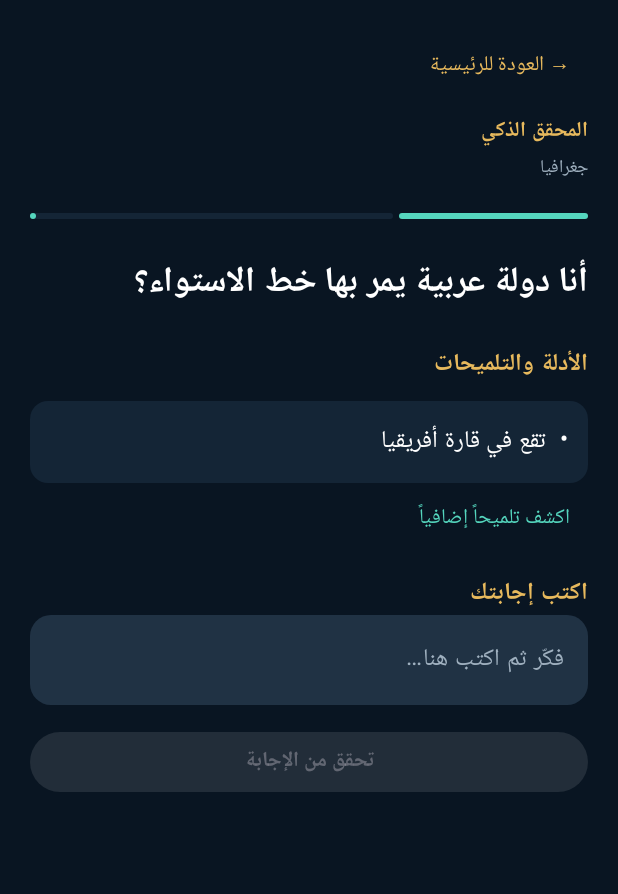
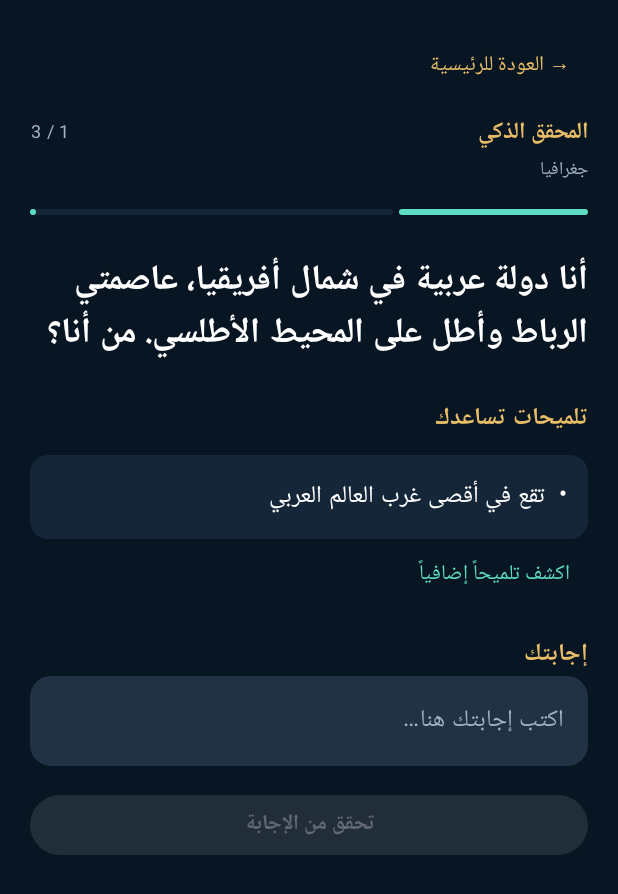
Before and after one commit to mohmed7689065353352-hub/-, an Android app built with Jetpack Compose: the screen it shows after launch (MainActivity), after a tap on an icon or button, on a phone screen of 412 x 824 dp. Shown: the top 894 px of the screen. Run offline under Robolectric (Android 15) with nearby library versions, the phone set to English and light mode, and no system bars.

Commit message:
feat: expand Arabic challenge gameplay and publish APK artifact

```diff
--- a/app/src/main/java/com/knowledgechallenge/app/MainActivity.kt
+++ b/app/src/main/java/com/knowledgechallenge/app/MainActivity.kt
@@ -1,5 +1,5 @@
 package com.knowledgechallenge.app
-
+import android.content.Context
 import android.os.Bundle
 import androidx.activity.ComponentActivity
 import androidx.activity.compose.setContent
@@ -15,122 +15,128 @@ import androidx.compose.runtime.*
 import androidx.compose.ui.Modifier
 import androidx.compose.ui.graphics.Brush
 import androidx.compose.ui.graphics.Color
+import androidx.compose.ui.platform.LocalLayoutDirection
+import androidx.compose.ui.text.TextStyle
 import androidx.compose.ui.text.font.FontWeight
 import androidx.compose.ui.text.style.TextAlign
 import androidx.compose.ui.unit.LayoutDirection
 import androidx.compose.ui.unit.dp
 import androidx.compose.ui.unit.sp
-import androidx.compose.ui.platform.LocalLayoutDirection
 
-private val Ink = Color(0xFF091522)
-private val Panel = Color(0xFF142536)
-private val Gold = Color(0xFFE7B95D)
-private val Mint = Color(0xFF55D6BE)
-private val Muted = Color(0xFF9FB0BF)
+private val Ink=Color(0xFF081522)
+private val Panel=Color(0xFF142638)
+private val Gold=Color(0xFFE8BD68)
+private val Mint=Color(0xFF5DDEC4)
+private val Muted=Color(0xFF9FB2C2)
 
-class MainActivity : ComponentActivity() {
- override fun onCreate(savedInstanceState: Bundle?) {
-  super.onCreate(savedInstanceState)
-  setContent { KnowledgeApp() }
- }
+class MainActivity:ComponentActivity(){
+ override fun onCreate(savedInstanceState:Bundle?){super.onCreate(savedInstanceState);setContent{KnowledgeApp(applicationContext)}}
 }
-private enum class Mode(val title: String, val subtitle: String, val mark: String) {
- DETECTIVE("المحقق الذكي","اجمع الأدلة واكشف الحقيقة","⌕"),
- RIDDLE("اكشف اللغز","فكّر بطريقة مختلفة","◇"),
- CORRECT("صحّح المعلومة","اكتشف الخطأ وصححه","✓"),
- MEMORY("تحدي الذاكرة","اختبر قوة ملاحظتك","▦"),
- PATTERN("أكمل الشفرة","اكتشف النمط الخفي","⌘"),
- WRITE("سؤال بلا خيارات","اكتب الإجابة من تفكيرك","✎")
+private enum class Mode(val title:String,val subtitle:String,val mark:String){
+ DETECTIVE("المحقق الذكي","اجمع الأدلة واكشف الحقيقة","⌕"),RIDDLE("اكشف اللغز","فكّر خارج المألوف","◇"),
+ CORRECT("صحّح المعلومة","ميّز الحقيقة من الخطأ","✓"),MEMORY("تحدي الذاكرة","اختبر قوة ملاحظتك","▦"),
+ PATTERN("أكمل النمط","اكتشف التسلسل الخفي","⌘"),WRITE("سؤال بلا خيارات","اكتب الإجابة من معرفتك","✎")
 }
-private data class Challenge(val mode: Mode,val category:String,val prompt:String,val clues:List<String>,val answer:String,val explanation:String)
-private val challenges = listOf(
- Challenge(Mode.DETECTIVE,"جغرافيا","أنا دولة عربية يمر بها خط الاستواء؟",listOf("تقع في قارة أفريقيا","لها ساحل على المحيط الهندي","عاصمتها موروني"),"جزر القمر","جزر القمر دولة جزرية تقع في المحيط الهندي قبالة الساحل الشرقي لأفريقيا."),
- Challenge(Mode.RIDDLE,"ألغاز منطقية","شيء كلما أخذت منه كبر، فما هو؟",listOf("فكر في شيء يتسع بالنقصان"),"الحفرة","كلما أزلت من التراب اتسعت الحفرة."),
- Challenge(Mode.CORRECT,"علوم","صحّح العبارة: الشمس تدور حول الأرض.",listOf("حدد الجزء العلمي غير الصحيح ثم اكتب التصحيح"),"الأرض تدور حول الشمس","الأرض والكواكب تدور حول الشمس، بينما تدور الأرض حول محورها أيضاً."),
- Challenge(Mode.PATTERN,"رياضيات","ما العدد التالي في السلسلة؟ 2، 6، 12، 20، 30، ؟",listOf("الفروق بين الأعداد هي 4، 6، 8، 10"),"42","الفروق تزداد بمقدار 2؛ الفرق التالي 12، إذن 30 + 12 = 42."),
- Challenge(Mode.WRITE,"ثقافة عامة","ما اسم العملية التي تصنع بها النباتات غذاءها باستخدام ضوء الشمس؟",listOf("تحدث في الأوراق وتحتاج إلى الماء وثاني أكسيد الكربون"),"البناء الضوئي","البناء الضوئي يحول الطاقة الضوئية إلى طاقة كيميائية مخزنة في الغذاء."),
- Challenge(Mode.MEMORY,"ذاكرة وملاحظة","تذكّر العناصر: قمر، مفتاح، نخلة، كتاب. ما العنصر الثاني؟",listOf("خذ لحظة لتصور العناصر بالترتيب"),"مفتاح","العنصر الثاني في التسلسل هو المفتاح.")
+private data class Challenge(val mode:Mode,val category:String,val prompt:String,val clues:List<String>,val answers:List<String>,val explanation:String)
+private val bank=listOf(
+ Challenge(Mode.DETECTIVE,"جغرافيا","أنا دولة عربية في شمال أفريقيا، عاصمتي الرباط وأطل على المحيط الأطلسي. من أنا؟",listOf("تقع في أقصى غرب العالم العربي","تشتهر بمدن مثل مراكش وفاس"),listOf("المغرب"),"المغرب دولة عربية تقع في شمال غرب أفريقيا وعاصمتها الرباط."),
+ Challenge(Mode.DETECTIVE,"تاريخ","حضارة قديمة بنت الأهرامات الكبرى قرب نهر النيل. ما اسمها؟",listOf("اشتهرت بالفراعنة","من أبرز آثارها أهرامات الجيزة"),listOf("الحضارة المصرية","مصر القديمة"),"الحضارة المصرية القديمة شيدت أهرامات الجيزة."),
+ Challenge(Mode.DETECTIVE,"علوم","كوكب أحمر اللون ويُعرف بالكوكب الأحمر. من هو؟",listOf("هو رابع كواكب المجموعة الشمسية","سطحه غني بأكاسيد الحديد"),listOf("المريخ"),"يظهر المريخ بلون مائل إلى الأحمر بسبب أكاسيد الحديد على سطحه."),
+ Challenge(Mode.RIDDLE,"ألغاز","شيء كلما أخذت منه كبر، فما هو؟",listOf("لا تراه عادةً كجسم مستقل","يتسع عندما تزيل ما بداخله"),listOf("الحفرة"),"كلما أزلت التراب من الحفرة ازداد حجمها."),
+ Challenge(Mode.RIDDLE,"تفكير منطقي","له أسنان ولا يعض، ما هو؟",listOf("تستخدمه لترتيب الشعر","يوجد غالباً في الحمام"),listOf("المشط"),"المشط له أسنان لكنه لا يعض."),
+ Challenge(Mode.RIDDLE,"ألغاز","ما الشيء الذي يكتب ولا يقرأ؟",listOf("قد يكون من الخشب أو الحبر","تستخدمه في الدراسة"),listOf("القلم"),"القلم يكتب به الإنسان لكنه لا يقرأ."),
+ Challenge(Mode.CORRECT,"علوم","صحّح العبارة: الشمس تدور حول الأرض.",listOf("فكر في مركز المجموعة الشمسية"),listOf("الأرض تدور حول الشمس","تدور الأرض حول الشمس"),"الأرض والكواكب تدور حول الشمس، والأرض تدور أيضاً حول محورها."),
+ Challenge(Mode.CORRECT,"جغرافيا","صحّح العبارة: المحيط الهادئ أصغر محيطات العالم.",listOf("قارن مساحته بالمحيط المتجمد الشمالي"),listOf("المحيط الهادئ أكبر محيطات العالم","الهادئ أكبر محيط"),"المحيط الهادئ هو أكبر محيطات العالم مساحةً."),
+ Challenge(Mode.CORRECT,"علوم","صحّح العبارة: يتنفس الإنسان باستخدام المعدة.",listOf("عضو التنفس الأساسي زوجي"),listOf("يتنفس الإنسان بالرئتين","الرئتين","الرئة"),"الرئتان هما العضوان الرئيسيان المسؤولان عن تبادل الغازات في التنفس."),
+ Challenge(Mode.MEMORY,"ذاكرة","احفظ الترتيب: قمر، مفتاح، نخلة، كتاب. ما العنصر الثالث؟",listOf("تخيّل العناصر الأربعة بالترتيب"),listOf("نخلة","النخلة"),"العنصر الثالث في التسلسل هو النخلة."),
+ Challenge(Mode.MEMORY,"ذاكرة","تذكّر: أزرق، أصفر، أخضر، أحمر. ما اللون الأول؟",listOf("رتّب الألوان في ذهنك"),listOf("أزرق","الازرق","الأزرق"),"اللون الأول في القائمة هو الأزرق."),
+ Challenge(Mode.MEMORY,"ملاحظة","تذكّر الأرقام: 8، 3، 6، 1، 9. ما الرقم الرابع؟",listOf("أعد التسلسل في ذهنك"),listOf("1","١","واحد"),"الرقم الرابع هو 1."),
+ Challenge(Mode.PATTERN,"رياضيات","ما العدد التالي؟ 2، 6، 12، 20، 30، ؟",listOf("الفروق: 4، 6، 8، 10"),listOf("42","اثنان واربعون","اثنان وأربعون"),"الفرق التالي 12، إذن العدد هو 42."),
+ Challenge(Mode.PATTERN,"رياضيات","أكمل السلسلة: 5، 10، 20، 40، ؟",listOf("كل عدد يساوي ضعف السابق"),listOf("80","ثمانون"),"نضاعف العدد السابق: 40 × 2 = 80."),
+ Challenge(Mode.PATTERN,"منطق","ما العدد الناقص؟ 1، 4، 9، 16، ؟",listOf("هذه مربعات أعداد صحيحة متتالية"),listOf("25","خمسة وعشرون"),"الأعداد مربعات: 1²، 2²، 3²، 4²، ثم 5² = 25."),
+ Challenge(Mode.WRITE,"علوم","ما اسم العملية التي تصنع بها النباتات غذاءها باستخدام ضوء الشمس؟",listOf("تحدث غالباً في الأوراق وتحتاج إلى الضوء"),listOf("البناء الضوئي","التمثيل الضوئي"),"البناء الضوئي يحول الطاقة الضوئية إلى طاقة كيميائية مخزنة في الغذاء."),
+ Challenge(Mode.WRITE,"جغرافيا","ما أكبر قارة في العالم من حيث المساحة؟",listOf("تضم الصين والهند والعديد من الدول"),listOf("آسيا","قارة آسيا"),"آسيا هي أكبر قارات العالم مساحةً."),
+ Challenge(Mode.WRITE,"ثقافة عامة","كم عدد أضلاع الشكل السداسي؟",listOf("اسمه يدل على العدد"),listOf("6","٦","ستة"),"الشكل السداسي له ستة أضلاع.")
 )
-@Composable private fun KnowledgeApp() {
- var selected by remember { mutableStateOf<Mode?>(null) }
- var score by remember { mutableIntStateOf(0) }
- var solved by remember { mutableIntStateOf(0) }
- var index by remember { mutableIntStateOf(0) }
- CompositionLocalProvider(LocalLayoutDirection provides LayoutDirection.Rtl) {
-  MaterialTheme(colorScheme=darkColorScheme(background=Ink,surface=Panel,primary=Gold,secondary=Mint,onBackground=Color.White,onSurface=Color.White)) {
-   Surface(Modifier.fillMaxSize(),color=Ink) {
-    if(selected==null) HomeScreen(score,solved) { mode -> selected=mode; index=challenges.indexOfFirst { it.mode==mode }.let { if(it<0) 0 else it } }
-    else ChallengeScreen(challenges[index%challenges.size],{selected=null}) { ok -> if(ok){score+=10;solved++};index=(index+1)%challenges.size;selected=null }
+private fun normalize(v:String)=v.trim().lowercase().replace("أ","ا").replace("إ","ا").replace("آ","ا").replace("ى","ي").replace("ة","ه").replace(Regex("[ًٌٍَُِّْـ\\u200f\\u200e]"),"").replace(Regex("\\s+")," ")
+
+@Composable private fun KnowledgeApp(context:Context){
+ val prefs=remember{context.getSharedPreferences("knowledge_progress",Context.MODE_PRIVATE)}
+ var selected by remember{mutableStateOf<Mode?>(null)}
+ var qIndex by remember{mutableIntStateOf(0)}
+ var score by remember{mutableIntStateOf(prefs.getInt("score",0))}
+ var solved by remember{mutableIntStateOf(prefs.getInt("solved",0))}
+ var streak by remember{mutableIntStateOf(prefs.getInt("streak",0))}
+ val questions=bank.filter{it.mode==selected}
+ val current=questions.getOrNull(qIndex%questions.size.coerceAtLeast(1))
+ CompositionLocalProvider(LocalLayoutDirection provides LayoutDirection.Rtl){
+  MaterialTheme(colorScheme=darkColorScheme(background=Ink,surface=Panel,primary=Gold,secondary=Mint,onBackground=Color.White,onSurface=Color.White)){
+   Surface(Modifier.fillMaxSize(),color=Ink){
+    if(selected==null||current==null) HomeScreen(score,solved,streak){selected=it;qIndex=0}
+    else ChallengeScreen(current,qIndex+1,questions.size,{selected=null}){ok->
+     if(ok){score+=10;solved++;streak++;prefs.edit().putInt("score",score).putInt("solved",solved).putInt("streak",streak).apply()}
+     else{streak=0;prefs.edit().putInt("streak",0).apply()}
+     qIndex=(qIndex+1)%questions.size
+    }
    }
   }
  }
 }
-@Composable private fun HomeScreen(score:Int,solved:Int,onStart:(Mode)->Unit) {
- Column(Modifier.fillMaxSize().verticalScroll(rememberScrollState()).padding(20.dp)) {
-  Row(Modifier.fillMaxWidth(),horizontalArrangement=Arrangement.SpaceBetween) {
-   Column { Text("تحدي المعرفة",color=Gold,fontSize=27.sp,fontWeight=FontWeight.ExtraBold);Text("فكّر أبعد من الإجابة",color=Muted,fontSize=13.sp) }
-   Text("✦",color=Gold,fontSize=34.sp)
+@Composable private fun HomeScreen(score:Int,solved:Int,streak:Int,onStart:(Mode)->Unit){
+ Column(Modifier.fillMaxSize().verticalScroll(rememberScrollState()).padding(20.dp)){
+  Row(Modifier.fillMaxWidth(),horizontalArrangement=Arrangement.SpaceBetween){
+   Column{Text("تحدي المعرفة",color=Gold,fontSize=28.sp,fontWeight=FontWeight.ExtraBold);Text("فكّر، اكتشف، وتحدَّ نفسك",color=Muted,fontSize=13.sp)}
+   Text("✦",color=Gold,fontSize=36.sp)
   }
   Spacer(Modifier.height(22.dp))
-  Column(Modifier.fillMaxWidth().background(Brush.linearGradient(listOf(Color(0xFF203D4B),Color(0xFF172536))),RoundedCornerShape(24.dp)).padding(20.dp)) {
-   Text("مساحة العقول الفضولية",color=Gold,fontSize=13.sp)
-   Spacer(Modifier.height(7.dp))
-   Text("المعرفة ليست حفظاً…\nإنها طريقة تفكير.",color=Color.White,fontSize=23.sp,fontWeight=FontWeight.Bold,lineHeight=32.sp)
-   Spacer(Modifier.height(18.dp))
-   Row(horizontalArrangement=Arrangement.spacedBy(24.dp)){Stat("النقاط",score.toString());Stat("تحديات محلولة",solved.toString());Stat("رتبتك",if(score>=100)"باحث" else "مستكشف")}
+  Column(Modifier.fillMaxWidth().background(Brush.linearGradient(listOf(Color(0xFF244858),Color(0xFF172536))),RoundedCornerShape(24.dp)).padding(20.dp)){
+   Text("مرحباً بك في ساحة التحدي",color=Gold,fontSize=13.sp);Spacer(Modifier.height(7.dp))
+   Text("المعرفة ليست حفظاً…\\nإنها طريقة تفكير.",color=Color.White,fontSize=24.sp,fontWeight=FontWeight.Bold,lineHeight=34.sp)
+   Spacer(Modifier.height(20.dp))
+   Row(Modifier.fillMaxWidth(),horizontalArrangement=Arrangement.SpaceBetween){Stat("النقاط",score.toString());Stat("تم حلها",solved.toString());Stat("متتالية",streak.toString())}
   }
-  Spacer(Modifier.height(25.dp))
-  Text("اختر طريقة التحدي",color=Color.White,fontSize=19.sp,fontWeight=FontWeight.Bold)
-  Text("كل نمط يختبر مهارة مختلفة في عقلك",color=Muted,fontSize=12.sp)
-  Spacer(Modifier.height(14.dp))
-  Mode.values().toList().chunked(2).forEach { group ->
-   Row(horizontalArrangement=Arrangement.spacedBy(12.dp)) {
-    group.forEach { mode ->
-     Column(Modifier.weight(1f).padding(bottom=12.dp).background(Panel,RoundedCornerShape(18.dp)).clickable{onStart(mode)}.padding(15.dp)) {
-      Text(mode.mark,color=Gold,fontSize=27.sp);Spacer(Modifier.height(8.dp))
-      Text(mode.title,color=Color.White,fontWeight=FontWeight.Bold,fontSize=15.sp)
-      Spacer(Modifier.height(4.dp));Text(mode.subtitle,color=Muted,fontSize=11.sp,lineHeight=16.sp)
+  Spacer(Modifier.height(25.dp));Text("اختر نمط التحدي",color=Color.White,fontSize=20.sp,fontWeight=FontWeight.Bold)
+  Text("أسئلة متنوعة لاختبار مهارات مختلفة",color=Muted,fontSize=12.sp);Spacer(Modifier.height(15.dp))
+  Mode.values().toList().chunked(2).forEach{group->
+   Row(horizontalArrangement=Arrangement.spacedBy(12.dp)){
+    group.forEach{mode->
+     Column(Modifier.weight(1f).padding(bottom=12.dp).background(Panel,RoundedCornerShape(18.dp)).clickable{onStart(mode)}.padding(16.dp)){
+      Text(mode.mark,color=Gold,fontSize=28.sp);Spacer(Modifier.height(8.dp))
+      Text(mode.title,color=Color.White,fontWeight=FontWeight.Bold,fontSize=15.sp);Spacer(Modifier.height(5.dp))
+      Text(mode.subtitle,color=Muted,fontSize=11.sp,lineHeight=16.sp);Spacer(Modifier.height(8.dp))
+      Text(bank.count{it.mode==mode}.toString()+" تحديات",color=Mint,fontSize=11.sp)
      }
     }
-    if(group.size==1) Spacer(Modifier.weight(1f))
    }
   }
-  Text("التحديات تتجدد — تعلّم شيئاً جديداً كل يوم",color=Mint,fontSize=12.sp,modifier=Modifier.fillMaxWidth(),textAlign=TextAlign.Center)
+  Text("تقدمك محفوظ على هذا الجهاز",color=Mint,fontSize=12.sp,modifier=Modifier.fillMaxWidth(),textAlign=TextAlign.Center)
  }
 }
-@Composable private fun Stat(label:String,value:String) {
- Column { Text(value,color=Color.White,fontSize=19.sp,fontWeight=FontWeight.Bold);Text(label,color=Muted,fontSize=10.sp) }
-}
-@Composable private fun ChallengeScreen(challenge:Challenge,onBack:()->Unit,onNext:(Boolean)->Unit) {
- var clueCount by remember(challenge){mutableIntStateOf(1)}
- var answer by remember(challenge){mutableStateOf("")}
- var revealed by remember(challenge){mutableStateOf(false)}
- var completed by remember(challenge){mutableStateOf(false)}
- val correct=answer.trim().equals(challenge.answer,ignoreCase=true)
- Column(Modifier.fillMaxSize().verticalScroll(rememberScrollState()).padding(20.dp)) {
+@Composable private fun Stat(label:String,value:String){Column{Text(value,color=Color.White,fontSize=20.sp,fontWeight=FontWeight.Bold);Text(label,color=Muted,fontSize=10.sp)}}
+@Composable private fun ChallengeScreen(c:Challenge,number:Int,total:Int,onBack:()->Unit,onNext:(Boolean)->Unit){
+ var clueCount by remember(c){mutableIntStateOf(1)}
+ var answer by remember(c){mutableStateOf("")}
+ var checked by remember(c){mutableStateOf(false)}
+ val correct=c.answers.any{normalize(answer)==normalize(it)}
+ Column(Modifier.fillMaxSize().verticalScroll(rememberScrollState()).padding(20.dp)){
   TextButton(onClick=onBack){Text("→ العودة للرئيسية",color=Gold)}
   Spacer(Modifier.height(8.dp))
-  Text(challenge.mode.title,color=Gold,fontSize=14.sp,fontWeight=FontWeight.Bold)
-  Text(challenge.category,color=Muted,fontSize=12.sp)
-  Spacer(Modifier.height(18.dp))
-  LinearProgressIndicator(progress={clueCount.toFloat()/challenge.clues.size.coerceAtLeast(1)},modifier=Modifier.fillMaxWidth(),color=Mint,trackColor=Panel)
-  Spacer(Modifier.height(24.dp))
-  Text(challenge.prompt,color=Color.White,fontSize=23.sp,fontWeight=FontWeight.Bold,lineHeight=34.sp)
-  Spacer(Modifier.height(20.dp))
-  Text("الأدلة والتلميحات",color=Gold,fontWeight=FontWeight.Bold)
-  challenge.clues.take(clueCount).forEach { clue -> Text("•  $clue",color=Color.White,modifier=Modifier.fillMaxWidth().padding(top=10.dp).background(Panel,RoundedCornerShape(12.dp)).padding(13.dp)) }
-  if(clueCount<challenge.clues.size&&!revealed) TextButton(onClick={clueCount++}){Text("اكشف تلميحاً إضافياً",color=Mint)}
-  Spacer(Modifier.height(12.dp))
-  Text("اكتب إجابتك",color=Gold,fontWeight=FontWeight.Bold)
-  BasicTextField(value=answer,onValueChange={answer=it},enabled=!completed,singleLine=true,modifier=Modifier.fillMaxWidth().background(Color(0xFF203244),RoundedCornerShape(14.dp)).padding(16.dp),textStyle=androidx.compose.ui.text.TextStyle(color=Color.White,fontSize=16.sp),decorationBox={inner->if(answer.isEmpty())Text("فكّر ثم اكتب هنا…",color=Muted);inner()})
-  Spacer(Modifier.height(14.dp))
-  Button(onClick={completed=true;revealed=true},enabled=answer.isNotBlank()&&!completed,modifier=Modifier.fillMaxWidth(),colors=ButtonDefaults.buttonColors(containerColor=Gold,contentColor=Ink)){Text("تحقق من الإجابة",fontWeight=FontWeight.Bold)}
-  if(revealed) {
-   Spacer(Modifier.height(16.dp))
-   Text(if(correct)"أحسنت! إجابة صحيحة 🎉" else "الإجابة النموذجية: " + challenge.answer,color=if(correct)Mint else Gold,fontWeight=FontWeight.Bold,fontSize=17.sp)
-   Text(challenge.explanation,color=Color.White,modifier=Modifier.padding(top=8.dp),lineHeight=23.sp)
-   Spacer(Modifier.height(12.dp))
-   Button(onClick={onNext(correct)},modifier=Modifier.fillMaxWidth()){Text("التحدي التالي")}
+  Row(Modifier.fillMaxWidth(),horizontalArrangement=Arrangement.SpaceBetween){Text(c.mode.title,color=Gold,fontSize=15.sp,fontWeight=FontWeight.Bold);Text("$number / $total",color=Muted,fontSize=12.sp)}
+  Text(c.category,color=Muted,fontSize=12.sp);Spacer(Modifier.height(14.dp))
+  LinearProgressIndicator(progress={number.toFloat()/total.coerceAtLeast(1)},modifier=Modifier.fillMaxWidth(),color=Mint,trackColor=Panel)
+  Spacer(Modifier.height(25.dp));Text(c.prompt,color=Color.White,fontSize=23.sp,fontWeight=FontWeight.Bold,lineHeight=35.sp)
+  Spacer(Modifier.height(22.dp));Text("تلميحات تساعدك",color=Gold,fontWeight=FontWeight.Bold)
+  c.clues.take(clueCount).forEach{Text("•  $it",color=Color.White,modifier=Modifier.fillMaxWidth().padding(top=10.dp).background(Panel,RoundedCornerShape(12.dp)).padding(14.dp))}
+  if(clueCount<c.clues.size&&!checked)TextButton(onClick={clueCount++}){Text("اكشف تلميحاً إضافياً",color=Mint)}
+  Spacer(Modifier.height(15.dp));Text("إجابتك",color=Gold,fontWeight=FontWeight.Bold)
+  BasicTextField(value=answer,onValueChange={answer=it},enabled=!checked,singleLine=true,modifier=Modifier.fillMaxWidth().background(Color(0xFF203244),RoundedCornerShape(14.dp)).padding(16.dp),textStyle=TextStyle(color=Color.White,fontSize=16.sp),decorationBox={inner->if(answer.isEmpty())Text("اكتب إجابتك هنا…",color=Muted);inner()})
+  Spacer(Modifier.height(15.dp))
+  Button(onClick={checked=true},enabled=answer.isNotBlank()&&!checked,modifier=Modifier.fillMaxWidth(),colors=ButtonDefaults.buttonColors(containerColor=Gold,contentColor=Ink)){Text("تحقق من الإجابة",fontWeight=FontWeight.Bold)}
+  if(checked){
+   Spacer(Modifier.height(18.dp));Text(if(correct)"إجابة صحيحة! أحسنت 🎉" else "ليست الإجابة الصحيحة هذه المرة",color=if(correct)Mint else Gold,fontWeight=FontWeight.Bold,fontSize=18.sp)
+   if(!correct)Text("الإجابة النموذجية: "+c.answers.first(),color=Gold,modifier=Modifier.padding(top=8.dp))
+   Text(c.explanation,color=Color.White,modifier=Modifier.padding(top=9.dp),lineHeight=24.sp);Spacer(Modifier.height(14.dp))
+   Button(onClick={onNext(correct)},modifier=Modifier.fillMaxWidth()){Text(if(number==total)"ابدأ النمط من جديد" else "التحدي التالي")}
   }
  }
 }
```
Also changed, not shown: 1 other file.
